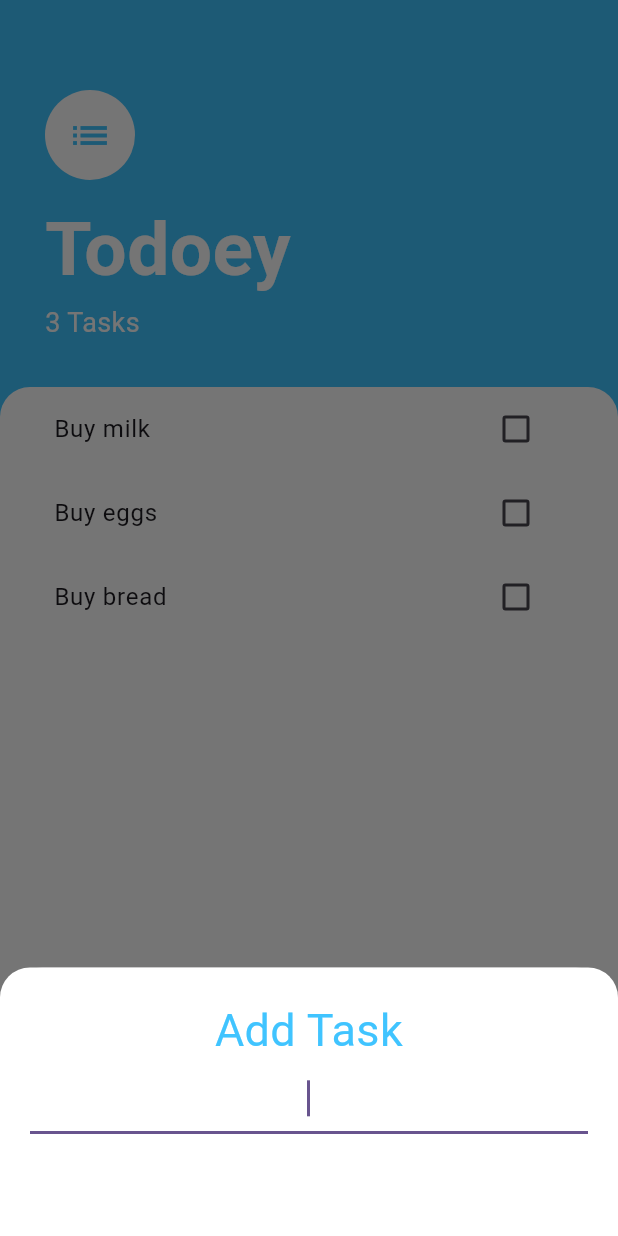
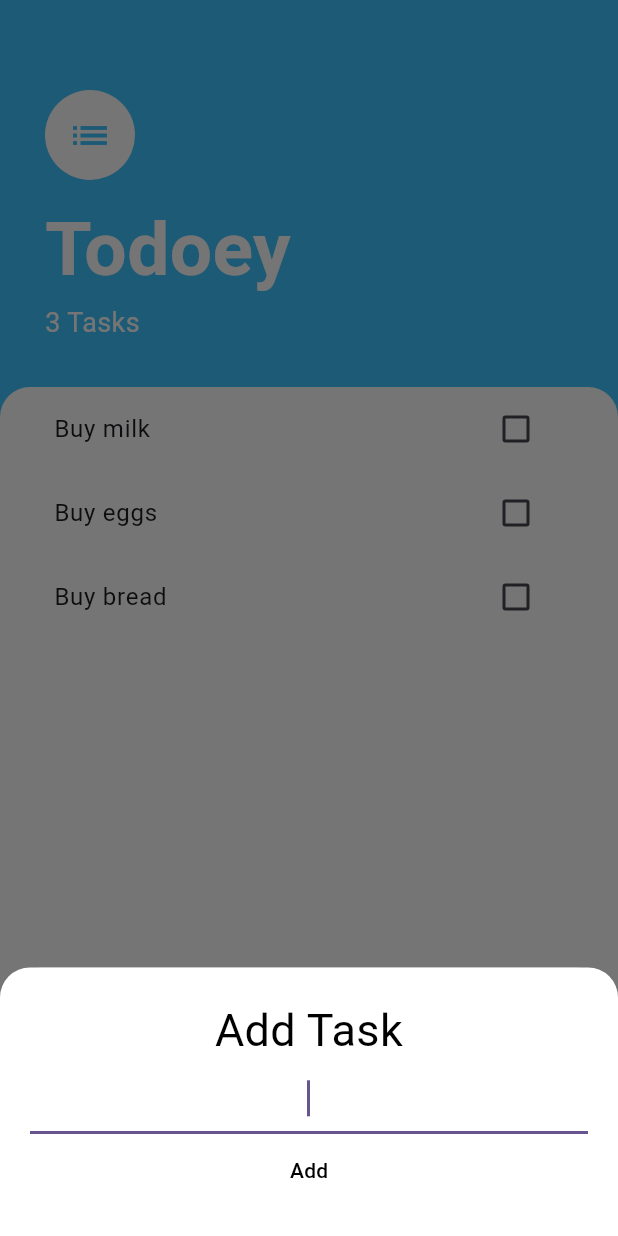
Before and after one commit to phanthang1994/flutter_lean_from_viblo, a Flutter app: the TasksScreen screen opened directly, after a tap on the "add" icon, on a phone screen of 412 x 824 dp. Run offline on Flutter 3.47's test engine with Material 2 defaults, Android fonts, the phone set to English and light mode, and no system bars; our stand-ins replace flutter_lorem.

Commit message:
lean provider

```diff
--- a/lib/states_provider/home.dart
+++ b/lib/states_provider/home.dart
@@ -20,10 +20,10 @@ class Home extends StatelessWidget {
   Widget build(BuildContext context) {
     return Scaffold(
       appBar: AppBar(
-        title: Text(kAppTitle),
+        title: const Text(kAppTitle),
         backgroundColor: Colors.teal,
       ),
-      drawer: DrawerMenu(),
+      drawer: const DrawerMenu(),
       body: Container(
         margin: const EdgeInsets.all(10),
         child: Consumer<UI>(
--- a/lib/states_provider/main.dart
+++ b/lib/states_provider/main.dart
@@ -5,8 +5,8 @@ import 'package:untitled2/states_provider/settings.dart';
 import 'about.dart';
 import 'home.dart';
 import 'model/ui.dart';
-
-void main() => runApp(MyApp());
+//https://github.com/mahmudahsan/flutter/tree/master
+void main() => runApp(const MyApp());
 
 class MyApp extends StatelessWidget {
   const MyApp({super.key});
@@ -22,7 +22,7 @@ class MyApp extends StatelessWidget {
         routes: {
           '/': (context) => Home(),
           '/about': (context) => About(),
-          '/settings': (context) => Settings(),
+          '/settings': (context) => const Settings(),
         },
       ),
     );
--- a/lib/states_provider/settings.dart
+++ b/lib/states_provider/settings.dart
@@ -17,7 +17,7 @@ class Settings extends StatelessWidget {
         backgroundColor: Colors.teal,
         title: const Text('Settings'),
       ),
-      drawer: DrawerMenu(),
+      drawer: const DrawerMenu(),
       body: Consumer<UI>(builder: (context, ui, child) {
         return Column(
           crossAxisAlignment: CrossAxisAlignment.start,
--- a/lib/todoey_provider/provider_changenotifier.dart
+++ b/lib/todoey_provider/main.dart
@@ -5,9 +5,11 @@ import 'package:untitled2/todoey_provider/screens/task_screen.dart';
 import 'models/task_data.dart';
 
 
-void main() => runApp(MyApp());
+void main() => runApp(const MyApp());
 
 class MyApp extends StatelessWidget {
+  const MyApp({super.key});
+
   @override
   Widget build(BuildContext context) {
     return ChangeNotifierProvider(
--- a/lib/todoey_provider/models/task_data.dart
+++ b/lib/todoey_provider/models/task_data.dart
@@ -4,7 +4,7 @@ import 'dart:collection';
 import 'package:untitled2/todoey_provider/models/task.dart';
 
 class TaskData extends ChangeNotifier {
-  final List<Task> _tasks = [
+  late final List<Task> _tasks = [
     Task(name: 'Buy milk'),
     Task(name: 'Buy eggs'),
     Task(name: 'Buy bread'),
@@ -19,7 +19,7 @@ class TaskData extends ChangeNotifier {
   }
 
   void addTask(String newTaskTitle) {
-    final task = Task(name: newTaskTitle);
+    var task = Task(name: newTaskTitle);
     _tasks.add(task);
     notifyListeners();
   }
--- a/lib/todoey_provider/screens/add_task_screen.dart
+++ b/lib/todoey_provider/screens/add_task_screen.dart
@@ -4,13 +4,13 @@ import 'package:provider/provider.dart';
 
 import '../models/task_data.dart';
 
-
+// cách 1 dùng provider.of(context) sẽ để vào chỗ cần lấy
 class AddTaskScreen extends StatelessWidget {
   const AddTaskScreen({super.key});
 
   @override
   Widget build(BuildContext context) {
-    String newTaskTitle = '';
+    String ? newTaskTitle;
 
     return Container(
       color: const Color(0xff757575),
@@ -31,7 +31,7 @@ class AddTaskScreen extends StatelessWidget {
               textAlign: TextAlign.center,
               style: TextStyle(
                 fontSize: 30.0,
-                color: Colors.lightBlueAccent,
+                color: Colors.black,
               ),
             ),
             TextField(
@@ -43,13 +43,13 @@ class AddTaskScreen extends StatelessWidget {
             ),
             TextButton(
               onPressed: () {
-                Provider.of<TaskData>(context).addTask(newTaskTitle);
+                Provider.of<TaskData>(context, listen: false).addTask(newTaskTitle!);
                 Navigator.pop(context);
               },
               child: const Text(
                 'Add',
                 style: TextStyle(
-                  color: Colors.white,
+                  color: Colors.black,
                 ),
               ),
             ),
@@ -59,3 +59,123 @@ class AddTaskScreen extends StatelessWidget {
     );
   }
 }
+
+
+// cách 2 dùng consumer thì cho tất vào trong consumer
+
+// class AddTaskScreen extends StatelessWidget {
+//   const AddTaskScreen({Key? key});
+//
+//   @override
+//   Widget build(BuildContext context) {
+//     String? newTaskTitle;
+//
+//     return Container(
+//       color: const Color(0xff757575),
+//       child: Container(
+//         padding: const EdgeInsets.all(20.0),
+//         decoration: const BoxDecoration(
+//           color: Colors.white,
+//           borderRadius: BorderRadius.only(
+//             topLeft: Radius.circular(20.0),
+//             topRight: Radius.circular(20.0),
+//           ),
+//         ),
+//         child: Consumer<TaskData>(
+//           builder: (context, taskData, child) {
+//             return Column(
+//               crossAxisAlignment: CrossAxisAlignment.stretch,
+//               children: <Widget>[
+//                 const Text(
+//                   'Add Task',
+//                   textAlign: TextAlign.center,
+//                   style: TextStyle(
+//                     fontSize: 30.0,
+//                     color: Colors.lightBlueAccent,
+//                   ),
+//                 ),
+//                 TextField(
+//                   autofocus: true,
+//                   textAlign: TextAlign.center,
+//                   onChanged: (newText) {
+//                     newTaskTitle = newText;
+//                   },
+//                 ),
+//                 TextButton(
+//                   onPressed: () {
+//                     taskData.addTask(newTaskTitle!);
+//                     Navigator.pop(context);
+//                   },
+//                   child: const Text(
+//                     'Add',
+//                     style: TextStyle(
+//                       color: Colors.white,
+//                     ),
+//                   ),
+//                 ),
+//               ],
+//             );
+//           },
+//         ),
+//       ),
+//     );
+//   }
+// }
+
+
+// cách 3 nguyên lý như cách 1
+
+// class AddTaskScreen extends StatelessWidget {
+//   const AddTaskScreen({Key? key});
+//
+//   @override
+//   Widget build(BuildContext context) {
+//     String? newTaskTitle;
+//
+//     return Container(
+//       color: const Color(0xff757575),
+//       child: Container(
+//         padding: const EdgeInsets.all(20.0),
+//         decoration: const BoxDecoration(
+//           color: Colors.white,
+//           borderRadius: BorderRadius.only(
+//             topLeft: Radius.circular(20.0),
+//             topRight: Radius.circular(20.0),
+//           ),
+//         ),
+//         child: Column(
+//           crossAxisAlignment: CrossAxisAlignment.stretch,
+//           children: <Widget>[
+//             const Text(
+//               'Add Task',
+//               textAlign: TextAlign.center,
+//               style: TextStyle(
+//                 fontSize: 30.0,
+//                 color: Colors.black,
+//               ),
+//             ),
+//             TextField(
+//               autofocus: true,
+//               textAlign: TextAlign.center,
+//               onChanged: (newText) {
+//                 newTaskTitle = newText;
+//               },
+//             ),
+//             TextButton(
+//               onPressed: () {
+//                 context.read<TaskData>().addTask(newTaskTitle!);
+//                 Navigator.pop(context);
+//               },
+//               child: const Text(
+//                 'Add',
+//                 style: TextStyle(
+//                   color: Colors.black,
+//                 ),
+//               ),
+//             ),
+//           ],
+//         ),
+//       ),
+//     );
+//   }
+// }
--- a/lib/todoey_provider/screens/task_screen.dart
+++ b/lib/todoey_provider/screens/task_screen.dart
@@ -6,6 +6,8 @@ import '../widgets/tasks_list.dart';
 import 'add_task_screen.dart';
 
 class TasksScreen extends StatelessWidget {
+  const TasksScreen({super.key});
+
   @override
   Widget build(BuildContext context) {
     return Scaffold(
@@ -30,24 +32,24 @@ class TasksScreen extends StatelessWidget {
         crossAxisAlignment: CrossAxisAlignment.start,
         children: <Widget>[
           Container(
-            padding: EdgeInsets.only(
+            padding: const EdgeInsets.only(
                 top: 60.0, left: 30.0, right: 30.0, bottom: 30.0),
             child: Column(
               crossAxisAlignment: CrossAxisAlignment.start,
               children: <Widget>[
-                CircleAvatar(
+                const CircleAvatar(
+                  backgroundColor: Colors.white,
+                  radius: 30.0,
                   child: Icon(
                     Icons.list,
                     size: 30.0,
                     color: Colors.lightBlueAccent,
                   ),
-                  backgroundColor: Colors.white,
-                  radius: 30.0,
                 ),
-                SizedBox(
+                const SizedBox(
                   height: 10.0,
                 ),
-                Text(
+                const Text(
                   'Todoey',
                   style: TextStyle(
                     color: Colors.white,
@@ -57,7 +59,7 @@ class TasksScreen extends StatelessWidget {
                 ),
                 Text(
                   '${Provider.of<TaskData>(context).taskCount} Tasks',
-                  style: TextStyle(
+                  style: const TextStyle(
                     color: Colors.white,
                     fontSize: 18,
                   ),
@@ -67,15 +69,15 @@ class TasksScreen extends StatelessWidget {
           ),
           Expanded(
             child: Container(
-              padding: EdgeInsets.symmetric(horizontal: 20.0),
-              decoration: BoxDecoration(
+              padding: const EdgeInsets.symmetric(horizontal: 20.0),
+              decoration: const BoxDecoration(
                 color: Colors.white,
                 borderRadius: BorderRadius.only(
                   topLeft: Radius.circular(20.0),
                   topRight: Radius.circular(20.0),
                 ),
               ),
-              child: TasksList(),
+              child: const TasksList(),
             ),
           ),
         ],
--- a/lib/todoey_provider/widgets/tasks_list.dart
+++ b/lib/todoey_provider/widgets/tasks_list.dart
@@ -5,6 +5,8 @@ import 'package:untitled2/todoey_provider/widgets/task_title.dart';
 import '../models/task_data.dart';
 
 class TasksList extends StatelessWidget {
+  const TasksList({super.key});
+
   @override
   Widget build(BuildContext context) {
     return Consumer<TaskData>(
```
Also changed, not shown: lib/counter_provider_of.dart (added, +76 -0 lines).
